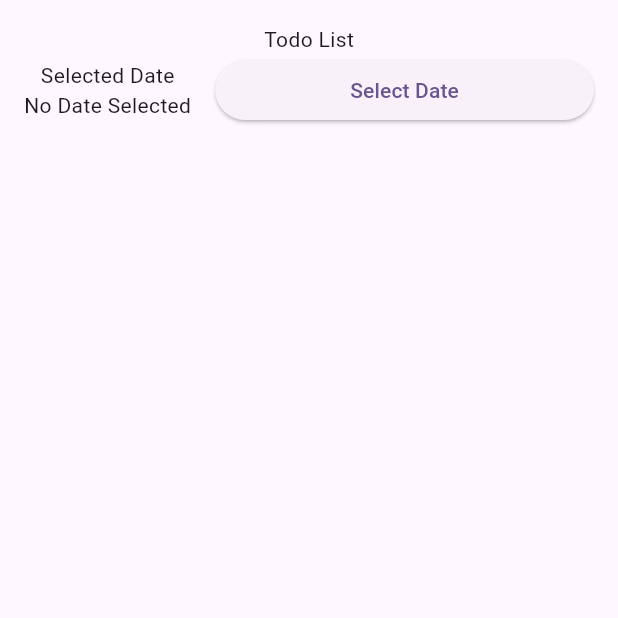
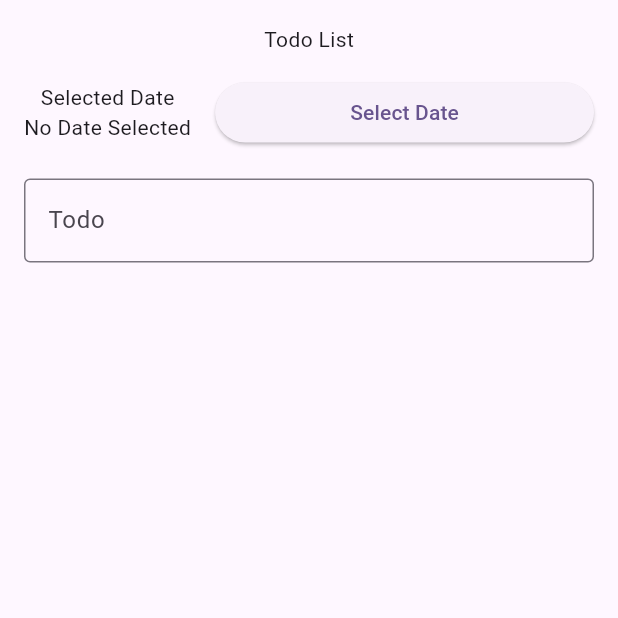
Before and after one commit to emzhran/118_TodoBloc, a Flutter app: the TodoPage screen opened directly, on a phone screen of 412 x 824 dp, the top half of it. Run offline on Flutter 3.47's test engine with Material 3 defaults, Android fonts, the phone set to English and light mode, and no system bars; our stand-ins replace bloc, flutter_bloc.

Commit message:
menambahkan TextFormField untuk input todo dan menambahkan SizedBox untuk mengatur jarak

```diff
--- a/lib/presentation/todo_page.dart
+++ b/lib/presentation/todo_page.dart
@@ -16,6 +16,7 @@ class TodoPage extends StatelessWidget {
           child: Column(
             children: [
               Text('Todo List'),
+              SizedBox(height: 15),
               Row(
                 children: [
                   Column(
@@ -57,6 +58,29 @@ class TodoPage extends StatelessWidget {
                   ),
                 ],
               ),
+              SizedBox(height: 20),
+              Form(
+                key: _key,
+                child: Row(
+                  children: [
+                    Expanded(
+                      child: TextFormField(
+                        controller: _controller,
+                        decoration: InputDecoration(
+                          labelText: 'Todo',
+                          border: OutlineInputBorder(),
+                        ),
+                        validator: (value) {
+                          if (value == null || value.isEmpty) {
+                            return 'Please enter a todo';
+                          }
+                          return null;
+                        },
+                      ),
+                    ),
+                  ],
+                ),
+              ),
             ],
           ),
         ),
```
